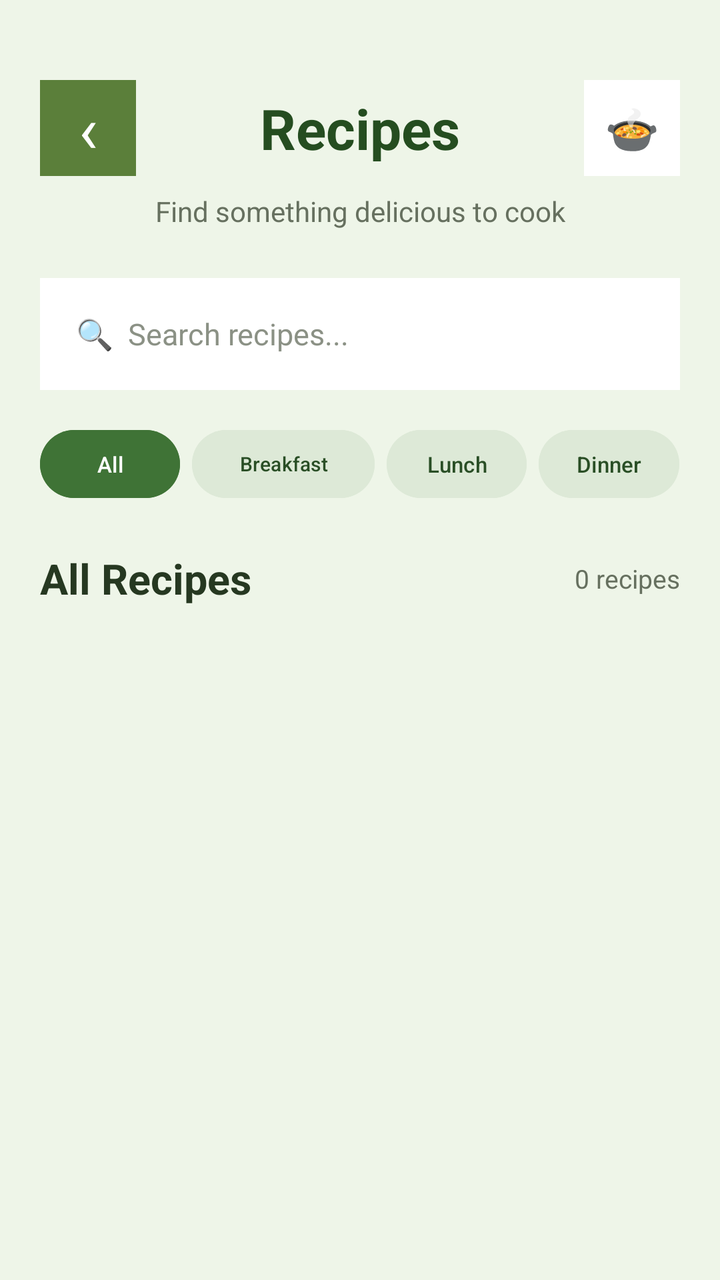
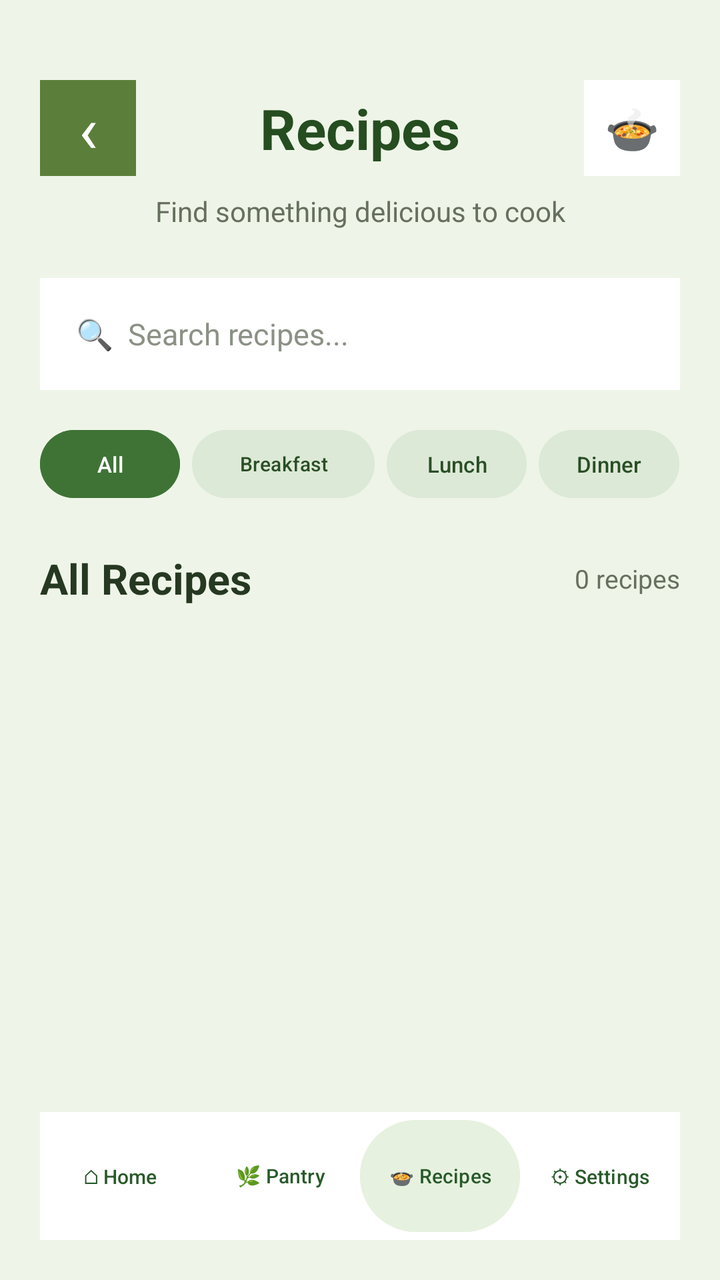

Two renders of the same Android screen: before a commit and after it. Below are the layout's source before the change and the commit's diff.
<!-- AndroidManifest.xml: application theme Theme.SmartPantryManager -->
<!-- res/layout/activity_recipes.xml -->
<?xml version="1.0" encoding="utf-8"?>
<LinearLayout xmlns:android="http://schemas.android.com/apk/res/android"
    android:id="@+id/main"
    android:layout_width="match_parent"
    android:layout_height="match_parent"
    android:orientation="vertical"
    android:background="#EEF5E8"
    android:padding="20dp">

    
    <LinearLayout
        android:layout_width="match_parent"
        android:layout_height="wrap_content"
        android:orientation="horizontal"
        android:gravity="center_vertical"
        android:layout_marginTop="20dp">

        <TextView
            android:id="@+id/btnBack"
            android:layout_width="48dp"
            android:layout_height="48dp"
            android:gravity="center"
            android:text="‹"
            android:textSize="32sp"
            android:textColor="#FFFFFF"
            android:background="#5B7F3A"
            android:contentDescription="Back" />

        <TextView
            android:layout_width="0dp"
            android:layout_height="wrap_content"
            android:layout_weight="1"
            android:text="Recipes"
            android:textSize="28sp"
            android:textStyle="bold"
            android:textColor="#254D20"
            android:gravity="center" />

        <TextView
            android:layout_width="48dp"
            android:layout_height="48dp"
            android:gravity="center"
            android:text="🍲"
            android:textSize="22sp"
            android:background="#FFFFFF" />

    </LinearLayout>

    
    <TextView
        android:layout_width="match_parent"
        android:layout_height="wrap_content"
        android:text="Find something delicious to cook"
        android:textSize="14sp"
        android:textColor="#66705F"
        android:gravity="center"
        android:layout_marginTop="8dp"
        android:layout_marginBottom="24dp" />

    
    <FrameLayout
        android:layout_width="match_parent"
        android:layout_height="56dp">

        <EditText
            android:id="@+id/etSearchRecipes"
            android:layout_width="match_parent"
            android:layout_height="match_parent"
            android:hint="🔍  Search recipes..."
            android:textSize="15sp"
            android:textColor="#263821"
            android:textColorHint="#8B9185"
            android:background="#FFFFFF"
            android:paddingStart="18dp"
            android:paddingEnd="55dp"
            android:singleLine="true"
            android:inputType="text" />

        <TextView
            android:id="@+id/btnClearSearch"
            android:layout_width="48dp"
            android:layout_height="match_parent"
            android:layout_gravity="end"
            android:gravity="center"
            android:text="×"
            android:textSize="26sp"
            android:textColor="#5D6B58"
            android:visibility="gone" />

    </FrameLayout>

    
    <LinearLayout
        android:layout_width="match_parent"
        android:layout_height="wrap_content"
        android:orientation="horizontal"
        android:layout_marginTop="16dp"
        android:gravity="center">

        <Button
            android:id="@+id/btnAllRecipes"
            android:layout_width="0dp"
            android:layout_height="42dp"
            android:layout_weight="1"
            android:text="All"
            android:textAllCaps="false"
            android:textSize="11sp"
            android:minWidth="0dp"
            android:minHeight="0dp"
            android:padding="0dp"
            android:layout_marginEnd="3dp"
            android:backgroundTint="#3F7336"
            android:textColor="#FFFFFF" />

        <Button
            android:id="@+id/btnBreakfast"
            android:layout_width="0dp"
            android:layout_height="42dp"
            android:layout_weight="1.3"
            android:text="Breakfast"
            android:textAllCaps="false"
            android:textSize="10sp"
            android:minWidth="0dp"
            android:minHeight="0dp"
            android:padding="0dp"
            android:layout_marginStart="3dp"
            android:layout_marginEnd="3dp"
            android:backgroundTint="#DDE9D7"
            android:textColor="#294E25" />

        <Button
            android:id="@+id/btnLunch"
            android:layout_width="0dp"
            android:layout_height="42dp"
            android:layout_weight="1"
            android:text="Lunch"
            android:textAllCaps="false"
            android:textSize="11sp"
            android:minWidth="0dp"
            android:minHeight="0dp"
            android:padding="0dp"
            android:layout_marginStart="3dp"
            android:layout_marginEnd="3dp"
            android:backgroundTint="#DDE9D7"
            android:textColor="#294E25" />

        <Button
            android:id="@+id/btnDinner"
            android:layout_width="0dp"
            android:layout_height="42dp"
            android:layout_weight="1"
            android:text="Dinner"
            android:textAllCaps="false"
            android:textSize="11sp"
            android:minWidth="0dp"
            android:minHeight="0dp"
            android:padding="0dp"
            android:layout_marginStart="3dp"
            android:backgroundTint="#DDE9D7"
            android:textColor="#294E25" />

    </LinearLayout>

    
    <LinearLayout
        android:layout_width="match_parent"
        android:layout_height="wrap_content"
        android:gravity="center_vertical"
        android:layout_marginTop="22dp"
        android:layout_marginBottom="10dp">

        <TextView
            android:layout_width="0dp"
            android:layout_height="wrap_content"
            android:layout_weight="1"
            android:text="All Recipes"
            android:textSize="21sp"
            android:textStyle="bold"
            android:textColor="#263821" />

        <TextView
            android:id="@+id/tvRecipeCount"
            android:layout_width="wrap_content"
            android:layout_height="wrap_content"
            android:text="0 recipes"
            android:textSize="13sp"
            android:textColor="#66705F" />

    </LinearLayout>

    
    <ListView
        android:id="@+id/listRecipes"
        android:layout_width="match_parent"
        android:layout_height="0dp"
        android:layout_weight="1"
        android:divider="@android:color/transparent"
        android:dividerHeight="10dp"
        android:background="#EEF5E8" />

</LinearLayout>
<!-- resources referenced by this layout -->
<resources>
  <style name="Theme.SmartPantryManager" parent="Base.Theme.SmartPantryManager" />
  <style name="Base.Theme.SmartPantryManager" parent="Theme.Material3.DayNight.NoActionBar">
          
          
      </style>
</resources>

<!-- the commit's change to res/layout/activity_recipes.xml (unified diff, before → after) -->
@@ -198,4 +198,71 @@
         android:dividerHeight="10dp"
         android:background="#EEF5E8" />
 
+    
+    <LinearLayout
+        android:layout_width="match_parent"
+        android:layout_height="64dp"
+        android:orientation="horizontal"
+        android:gravity="center"
+        android:background="#FFFFFF"
+        android:layout_marginTop="10dp">
+
+        <Button
+            android:id="@+id/navHome"
+            android:layout_width="0dp"
+            android:layout_height="match_parent"
+            android:layout_weight="1"
+            android:text="⌂ Home"
+            android:textSize="10sp"
+            android:textAllCaps="false"
+            android:textColor="#285A2A"
+            android:backgroundTint="#FFFFFF"
+            android:minWidth="0dp"
+            android:minHeight="0dp"
+            android:padding="2dp" />
+
+        <Button
+            android:id="@+id/navPantry"
+            android:layout_width="0dp"
+            android:layout_height="match_parent"
+            android:layout_weight="1"
+            android:text="🌿 Pantry"
+            android:textSize="10sp"
+            android:textAllCaps="false"
+            android:textColor="#285A2A"
+            android:backgroundTint="#FFFFFF"
+            android:minWidth="0dp"
+            android:minHeight="0dp"
+            android:padding="2dp" />
+
+        <Button
+            android:id="@+id/navRecipes"
+            android:layout_width="0dp"
+            android:layout_height="match_parent"
+            android:layout_weight="1"
+            android:text="🍲 Recipes"
+            android:textSize="10sp"
+            android:textAllCaps="false"
+            android:textColor="#285A2A"
+            android:backgroundTint="#E7F1DF"
+            android:minWidth="0dp"
+            android:minHeight="0dp"
+            android:padding="2dp" />
+
+        <Button
+            android:id="@+id/navSettings"
+            android:layout_width="0dp"
+            android:layout_height="match_parent"
+            android:layout_weight="1"
+            android:text="⚙ Settings"
+            android:textSize="10sp"
+            android:textAllCaps="false"
+            android:textColor="#285A2A"
+            android:backgroundTint="#FFFFFF"
+            android:minWidth="0dp"
+            android:minHeight="0dp"
+            android:padding="2dp" />
+
+    </LinearLayout>
+
 </LinearLayout>
